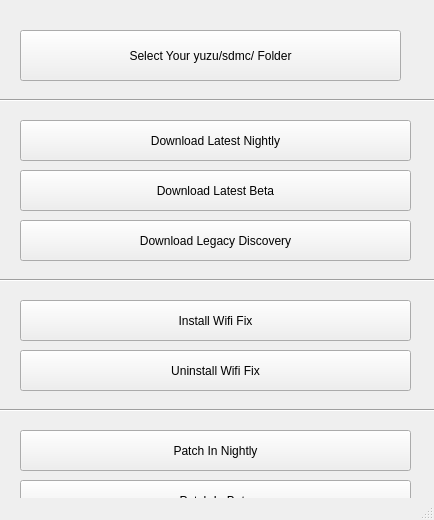
Before: the Qt Designer form Source/BigYuzuTool.ui in HighlyHylian/YuzuHDRTool, drawn with Qt 5.
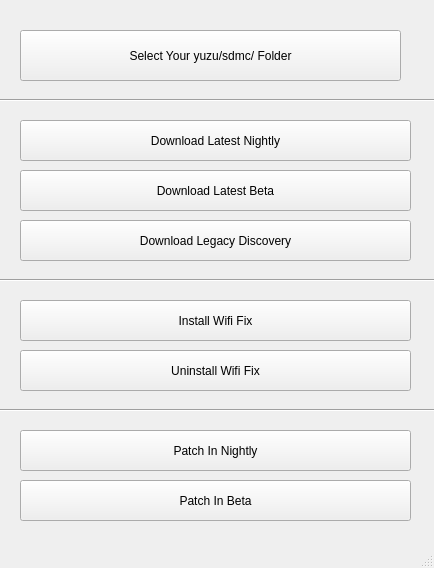
After: the same form once the commit is applied.

Diff of the .ui file:
```diff
--- a/Source/BigYuzuTool.ui
+++ b/Source/BigYuzuTool.ui
@@ -7,7 +7,7 @@
     <x>0</x>
     <y>0</y>
     <width>434</width>
-    <height>520</height>
+    <height>568</height>
    </rect>
   </property>
   <property name="windowTitle">
```
